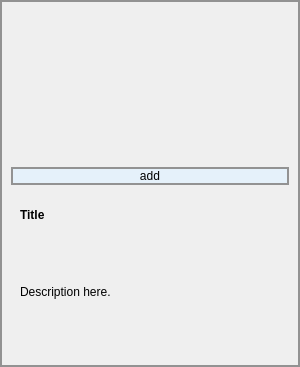
Old version of the form copyclare/ui/video_card.ui in the repository MotionInput/Team14-CopyClare.
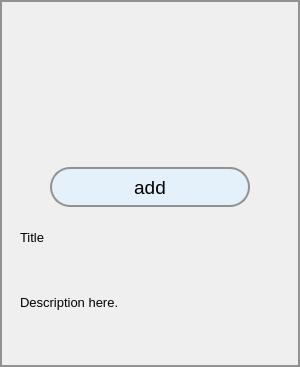
New version of the form.

Commit message: Font, button, etc. changes

Patch:
```diff
--- a/copyclare/ui/video_card.ui
+++ b/copyclare/ui/video_card.ui
@@ -56,16 +56,29 @@
      </property>
     </widget>
    </item>
-   <item>
+   <item alignment="Qt::AlignHCenter">
     <widget class="QPushButton" name="add_btn">
+     <property name="minimumSize">
+      <size>
+       <width>200</width>
+       <height>40</height>
+      </size>
+     </property>
+     <property name="maximumSize">
+      <size>
+       <width>200</width>
+       <height>16777215</height>
+      </size>
+     </property>
      <property name="font">
       <font>
-       <weight>50</weight>
-       <bold>false</bold>
+       <family>Arial</family>
+       <pointsize>14</pointsize>
       </font>
      </property>
      <property name="styleSheet">
-               <string notr="true">background-color: #E5F1FA; COLOR: #000000;</string>
+      <string notr="true">border-radius:20px; background-color: #E5F1FA; COLOR: #000000;
+</string>
      </property>
      <property name="text">
       <string>add</string>
@@ -91,8 +104,8 @@
        <rect>
         <x>0</x>
         <y>0</y>
-        <width>288</width>
-        <height>167</height>
+        <width>282</width>
+        <height>147</height>
        </rect>
       </property>
       <layout class="QVBoxLayout" name="verticalLayout_2">
@@ -106,8 +119,10 @@
          </property>
          <property name="font">
           <font>
-           <weight>75</weight>
-           <bold>true</bold>
+           <family>Arial</family>
+           <pointsize>10</pointsize>
+           <weight>50</weight>
+           <bold>false</bold>
           </font>
          </property>
          <property name="styleSheet">
@@ -120,6 +135,12 @@
        </item>
        <item>
         <widget class="QLabel" name="description">
+         <property name="font">
+          <font>
+           <family>Arial</family>
+           <pointsize>10</pointsize>
+          </font>
+         </property>
          <property name="styleSheet">
           <string notr="true">border: none;</string>
          </property>
```
The commit also changes 11 other files.
